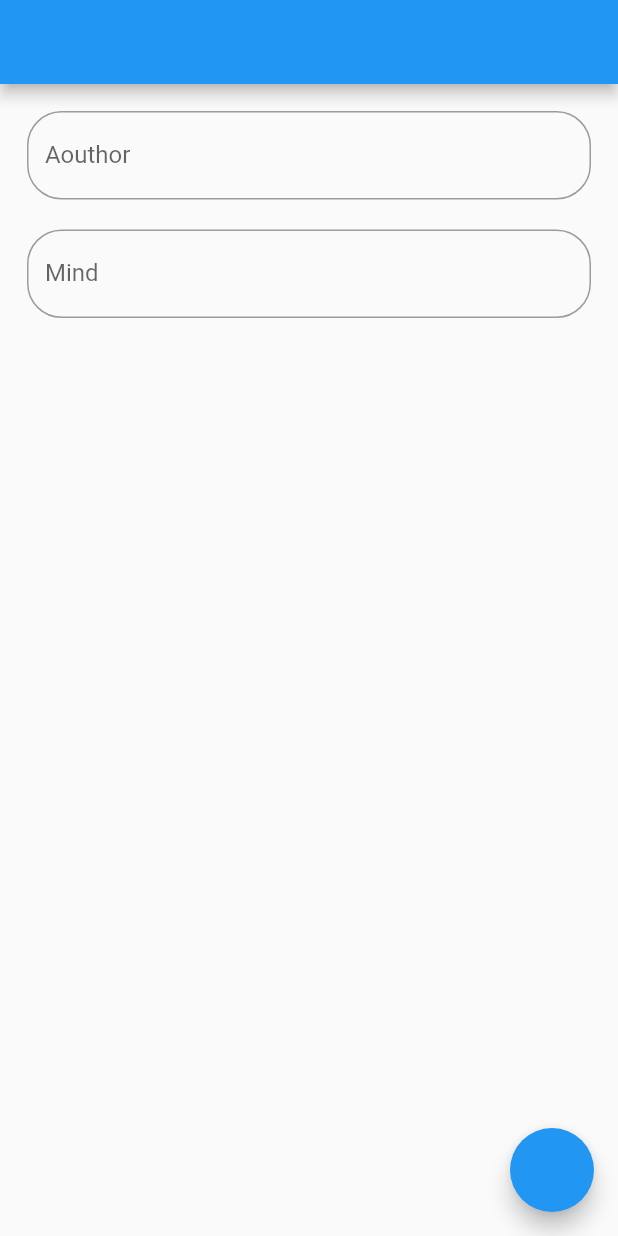
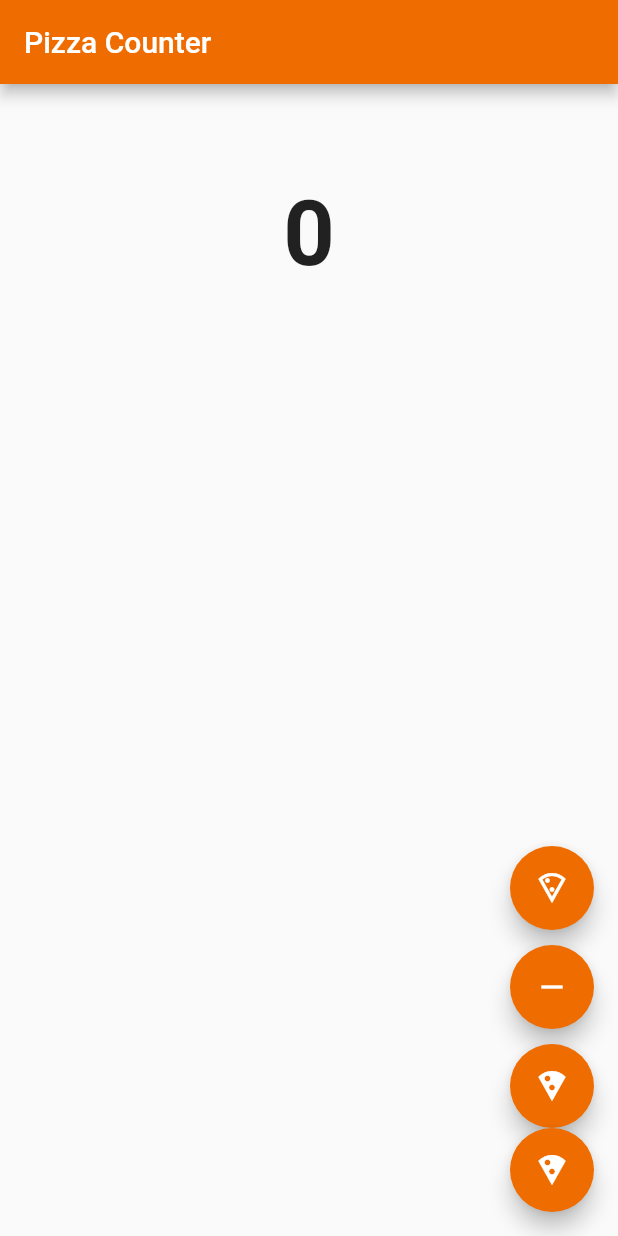
Before and after one commit to abdulatifsaidrasulov927/on_boarding, a Flutter app: the screen it shows after launch, on a phone screen of 412 x 824 dp. Run offline on Flutter 3.47's test engine with Material 2 defaults, Android fonts, the phone set to English and light mode, and no system bars; our stand-ins replace bloc, equatable, flutter_bloc, sqflite; accounts and stored records are empty.

Commit message:
pizza counter

```diff
--- /dev/null
+++ b/lib/bloc/pizza_bloc.dart
@@ -0,0 +1,32 @@
+import 'package:bloc/bloc.dart';
+import 'package:equatable/equatable.dart';
+import 'package:on_boarding/model/pizza/pizza_model.dart';
+
+part 'pizza_event.dart';
+part 'pizza_state.dart';
+
+class PizzaBloc extends Bloc<PizzaEvent, PizzaState> {
+  PizzaBloc() : super(PizzaInitial()) {
+    on<loadPizzaCounter>((event, emit) async {
+      await Future.delayed(const Duration(seconds: 1));
+      emit(const PizzaLoaded(pizza: <PizzaModel>[]));
+    });
+    on<AddedPizza>((event, emit) {
+      if (state is PizzaLoaded) {
+        final state = this.state as PizzaLoaded;
+
+        emit(
+          PizzaLoaded(pizza: List.from(state.pizza)..add(event.pizza)),
+        );
+      }
+    });
+    on<RemovePizza>((event, emit) {
+      if (state is PizzaLoaded) {
+        final state = this.state as PizzaLoaded;
+        emit(
+          PizzaLoaded(pizza: List.from(state.pizza)..remove(event.pizza)),
+        );
+      }
+    });
+  }
+}
--- /dev/null
+++ b/lib/bloc/pizza_event.dart
@@ -0,0 +1,28 @@
+part of 'pizza_bloc.dart';
+
+sealed class PizzaEvent extends Equatable {
+  const PizzaEvent();
+
+  @override
+  List<Object> get props => [];
+}
+
+class loadPizzaCounter extends PizzaEvent {}
+
+class AddedPizza extends PizzaEvent {
+  final PizzaModel pizza;
+
+  const AddedPizza({required this.pizza});
+
+  @override
+  List<Object> get props => [pizza];
+}
+
+class RemovePizza extends PizzaEvent {
+  final PizzaModel pizza;
+
+  const RemovePizza({required this.pizza});
+
+  @override
+  List<Object> get props => [pizza];
+}
--- /dev/null
+++ b/lib/bloc/pizza_state.dart
@@ -0,0 +1,18 @@
+part of 'pizza_bloc.dart';
+
+sealed class PizzaState extends Equatable {
+  const PizzaState();
+
+  @override
+  List<Object> get props => [];
+}
+
+final class PizzaInitial extends PizzaState {}
+
+final class PizzaLoaded extends PizzaState {
+  final List<PizzaModel> pizza;
+  const PizzaLoaded({required this.pizza});
+
+  @override
+  List<Object> get props => [pizza];
+}
--- a/lib/main.dart
+++ b/lib/main.dart
@@ -1,9 +1,24 @@
 import 'package:flutter/material.dart';
+import 'package:flutter_bloc/flutter_bloc.dart';
+import 'package:on_boarding/bloc/pizza_bloc.dart';
 
-import 'package:on_boarding/ui/local/local_screen.dart';
+import 'package:on_boarding/ui/pizza/pizza_screen.dart';
 
 void main() {
-  runApp(const MyApp());
+  runApp(const App());
+}
+
+class App extends StatelessWidget {
+  const App({super.key});
+
+  @override
+  Widget build(BuildContext context) {
+    return MultiBlocProvider(providers: [
+      BlocProvider(
+        create: (context) => PizzaBloc()..add(loadPizzaCounter()),
+      )
+    ], child: const MyApp());
+  }
 }
 
 class MyApp extends StatelessWidget {
@@ -11,9 +26,34 @@ class MyApp extends StatelessWidget {
 
   @override
   Widget build(BuildContext context) {
-    return const MaterialApp(home: LocalScreen());
+    return const MaterialApp(home: PizzaCounterScreen());
   }
 }
+
+
+
+
+
+
+
+
+
+// import 'package:flutter/material.dart';
+
+// import 'package:on_boarding/ui/local/local_screen.dart';
+
+// void main() {
+//   runApp(const MyApp());
+// }
+
+// class MyApp extends StatelessWidget {
+//   const MyApp({super.key});
+
+//   @override
+//   Widget build(BuildContext context) {
+//     return const MaterialApp(home: LocalScreen());
+//   }
+// }
 
 
 
--- /dev/null
+++ b/lib/model/pizza/pizza_model.dart
@@ -0,0 +1,30 @@
+import 'package:equatable/equatable.dart';
+import 'package:on_boarding/utils/images.dart';
+
+class PizzaModel extends Equatable {
+  final int id;
+  final String name;
+  final String image;
+
+  PizzaModel({
+    required this.id,
+    required this.name,
+    required this.image,
+  });
+
+  @override
+  List<Object?> get props => [id, name, image];
+
+  static List<PizzaModel> pizzasModel = [
+    PizzaModel(
+      id: 0,
+      name: 'Pizza',
+      image: AppImages.pizza,
+    ),
+    PizzaModel(
+      id: 2,
+      name: 'PizzaPeporony',
+      image: AppImages.pizzaPeporony,
+    ),
+  ];
+}
--- a/lib/servise/local_db_servise.dart
+++ b/lib/servise/local_db_servise.dart
@@ -1,4 +1,4 @@
-import 'package:on_boarding/model/mind_model.dart';
+import 'package:on_boarding/model/mind_model/mind_model.dart';
 import 'package:sqflite/sqflite.dart';
 
 class LocalDatabase {
--- a/lib/ui/local/local_screen.dart
+++ b/lib/ui/local/local_screen.dart
@@ -1,5 +1,5 @@
 import 'package:flutter/material.dart';
-import 'package:on_boarding/model/mind_model.dart';
+import 'package:on_boarding/model/mind_model/mind_model.dart';
 import 'package:on_boarding/servise/local_db_servise.dart';
 
 class LocalScreen extends StatefulWidget {
--- /dev/null
+++ b/lib/ui/pizza/pizza_screen.dart
@@ -0,0 +1,122 @@
+import 'dart:math';
+
+import 'package:flutter/material.dart';
+import 'package:flutter_bloc/flutter_bloc.dart';
+import 'package:on_boarding/bloc/pizza_bloc.dart';
+import 'package:on_boarding/model/pizza/pizza_model.dart';
+
+class PizzaCounterScreen extends StatefulWidget {
+  const PizzaCounterScreen({super.key});
+
+  @override
+  State<PizzaCounterScreen> createState() => _PizzaCounterScreenState();
+}
+
+class _PizzaCounterScreenState extends State<PizzaCounterScreen> {
+  @override
+  Widget build(BuildContext context) {
+    return Scaffold(
+      appBar: AppBar(
+        title: const Text('Pizza Counter'),
+        backgroundColor: Colors.orange[800],
+      ),
+      body: Center(
+        child: BlocBuilder<PizzaBloc, PizzaState>(builder: (context, state) {
+          if (state is PizzaInitial) {
+            return Center(
+              child: CircularProgressIndicator(),
+            );
+          }
+          if (state is PizzaLoaded) {
+            return Column(
+              mainAxisAlignment: MainAxisAlignment.center,
+              children: [
+                Text(
+                  '${state.pizza.length}',
+                  style: const TextStyle(
+                      fontSize: 60, fontWeight: FontWeight.bold),
+                ),
+                const SizedBox(
+                  height: 20,
+                ),
+                SizedBox(
+                  height: MediaQuery.of(context).size.height / 1.5,
+                  width: MediaQuery.of(context).size.width,
+                  child: Stack(
+                    alignment: Alignment.center,
+                    clipBehavior: Clip.none,
+                    children: [
+                      ...List.generate(state.pizza.length, (index) {
+                        Random random = Random();
+                        return Positioned(
+                          left: random.nextInt(250).toDouble(),
+                          top: random.nextInt(400).toDouble(),
+                          child: SizedBox(
+                            height: 100,
+                            width: 100,
+                            child: Image.asset(state.pizza[index].image),
+                          ),
+                        );
+                      })
+                    ],
+                  ),
+                ),
+              ],
+            );
+          } else {
+            return const Center(
+              child: Text('error'),
+            );
+          }
+        }),
+      ),
+      floatingActionButton: Column(
+        mainAxisAlignment: MainAxisAlignment.end,
+        children: [
+          FloatingActionButton(
+            onPressed: () {
+              context
+                  .read<PizzaBloc>()
+                  .add(AddedPizza(pizza: PizzaModel.pizzasModel[0]));
+            },
+            backgroundColor: Colors.orange[800],
+            child: const Icon(Icons.local_pizza_outlined),
+          ),
+          const SizedBox(
+            height: 10,
+          ),
+          FloatingActionButton(
+            onPressed: () {
+              context
+                  .read<PizzaBloc>()
+                  .add(RemovePizza(pizza: PizzaModel.pizzasModel[0]));
+            },
+            backgroundColor: Colors.orange[800],
+            child: const Icon(Icons.remove),
+          ),
+          const SizedBox(
+            height: 10,
+          ),
+          FloatingActionButton(
+            onPressed: () {
+              context
+                  .read<PizzaBloc>()
+                  .add(AddedPizza(pizza: PizzaModel.pizzasModel[1]));
+            },
+            backgroundColor: Colors.orange[800],
+            child: const Icon(Icons.local_pizza),
+          ),
+          FloatingActionButton(
+            onPressed: () {
+              context
+                  .read<PizzaBloc>()
+                  .add(RemovePizza(pizza: PizzaModel.pizzasModel[1]));
+            },
+            backgroundColor: Colors.orange[800],
+            child: const Icon(Icons.local_pizza),
+          ),
+        ],
+      ),
+    );
+  }
+}
--- /dev/null
+++ b/lib/utils/images.dart
@@ -0,0 +1,4 @@
+class AppImages {
+  static const String pizza = 'assets/images/pizza.png';
+  static const String pizzaPeporony = 'assets/images/peporony_pizza.png';
+}
--- a/pubspec.yaml
+++ b/pubspec.yaml
@@ -38,6 +38,7 @@ dependencies:
   flutter_bloc: ^8.1.3
   sqflite: ^2.3.0
   path: ^1.8.3
+  equatable: ^2.0.5
 
 
 dev_dependencies:
@@ -63,8 +64,8 @@ flutter:
   uses-material-design: true
 
   # To add assets to your application, add an assets section, like this:
-  # assets:
-  #   - images/a_dot_burr.jpeg
+  assets:
+    - assets/images/
   #   - images/a_dot_ham.jpeg
 
   # An image asset can refer to one or more resolution-specific "variants", see
```
Also changed, not shown: assets/images/peporony_pizza.png (added), assets/images/pizza.png (added), lib/model/mind_model/mind_model.dart (renamed from lib/model/mind_model.dart), pubspec.lock.
